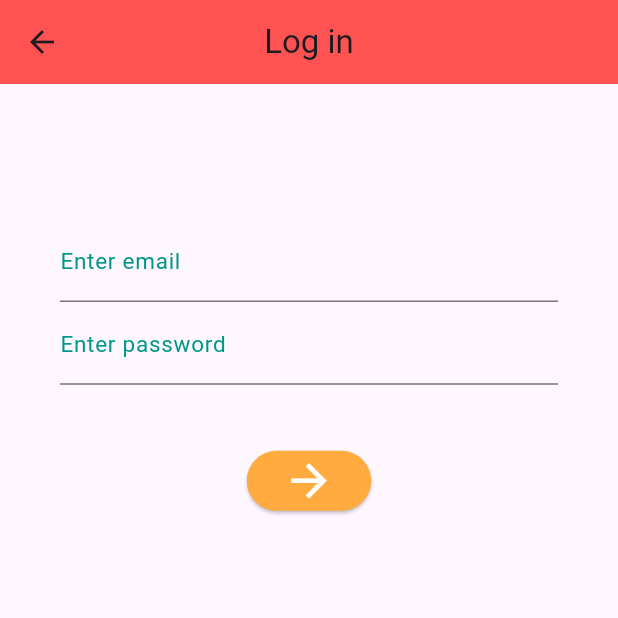
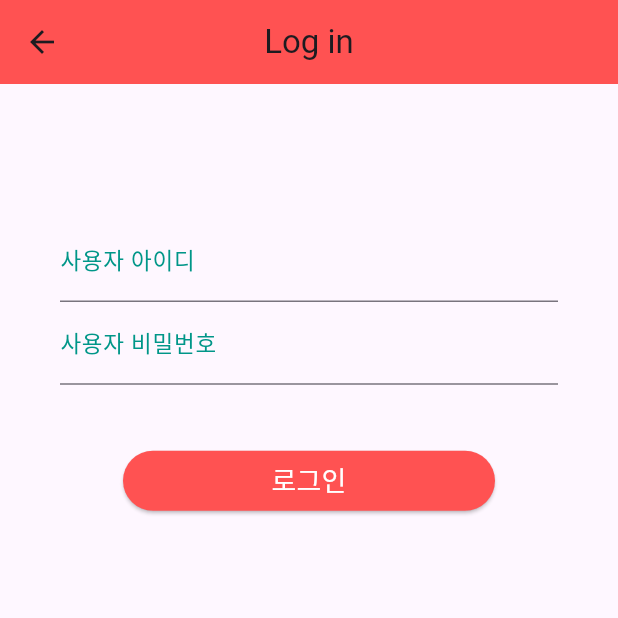
Before and after one commit to SSU-ServerProgramming-2024/alba_time, a Flutter app: the screen it shows after launch, on a phone screen of 412 x 824 dp, the top half of it. Run offline on Flutter 3.47's test engine with Material 3 defaults, Android fonts, the phone set to English and light mode, and no system bars; drawn by our look-alikes of calendar_view; our stand-ins replace auto_size_text, get; missing offline and left inert: bottom_sheet, dart:ffi.

Commit message:
Update widgets

```diff
--- a/lib/login.dart
+++ b/lib/login.dart
@@ -1,4 +1,6 @@
 import 'package:flutter/material.dart';
+
+import 'api/apiService.dart';
 
 class LoginPage extends StatefulWidget {
   @override
@@ -6,6 +8,18 @@ class LoginPage extends StatefulWidget {
 }
 
 class _LogInState extends State<LoginPage> {
+  late ApiService apiService;
+
+  final idController = TextEditingController();
+  final pwController = TextEditingController();
+
+
+  @override
+  void initState() {
+    super.initState();
+    apiService = ApiService();
+  }
+
   @override
   Widget build(BuildContext context) {
     return Scaffold(
@@ -21,7 +35,7 @@ class _LogInState extends State<LoginPage> {
       ),
       body: Column(
         children: [
-          Padding(padding: EdgeInsets.only(top: 50)),
+          const Padding(padding: EdgeInsets.only(top: 50)),
           Form(
               child: Theme(
                 data: ThemeData(
@@ -29,20 +43,22 @@ class _LogInState extends State<LoginPage> {
                     inputDecorationTheme: const InputDecorationTheme(
                         labelStyle: TextStyle(color: Colors.teal, fontSize: 15.0))),
                 child: Container(
-                    padding: EdgeInsets.all(40.0),
+                    padding: const EdgeInsets.all(40.0),
                     // 키보드가 올라와서 만약 스크린 영역을 차지하는 경우 스크롤이 되도록
                     // SingleChildScrollView으로 감싸 줌
                     child: SingleChildScrollView(
                       child: Column(
                         children: [
                           TextField(
-                            decoration: InputDecoration(labelText: 'Enter email'),
-                            keyboardType: TextInputType.emailAddress,
+                            controller: idController,
+                            decoration: InputDecoration(labelText: '사용자 아이디'),
+                            keyboardType: TextInputType.text,
                           ),
                           TextField(
+                            controller: pwController,
                             decoration:
-                            InputDecoration(labelText: 'Enter password'),
-                            keyboardType: TextInputType.text,
+                            InputDecoration(labelText: '사용자 비밀번호'),
+                            keyboardType: TextInputType.visiblePassword,
                             obscureText: true, // 비밀번호 안보이도록 하는 것
                           ),
                           const SizedBox(height: 40.0,),
@@ -50,16 +66,19 @@ class _LogInState extends State<LoginPage> {
                               minWidth: 100.0,
                               height: 50.0,
                               child: ElevatedButton(
-                                onPressed: (){
-                                  Navigator.of(context).pushNamed('/timetable');
+                                onPressed: () async {
+                                  final response = await apiService.loginAuth(idController.value.text, pwController.value.text);
+                                  if (response?.statusCode == 200) {
+                                    Navigator.of(context).pushNamed('/timetable');
+                                  }
                                 },
                                 style: ElevatedButton.styleFrom(
-                                    backgroundColor: Colors.orangeAccent
+                                    backgroundColor: Colors.redAccent,
                                 ),
-                                child: const Icon(
-                                  Icons.arrow_forward,
-                                  color: Colors.white,
-                                  size: 35.0
+                                child: Container(
+                                alignment: Alignment.center,
+                                width: 200,
+                                child: const Text('로그인', style:TextStyle(fontSize: 18, color:Colors.white))
                                 ),
                               )
                           )
--- a/lib/timeTable.dart
+++ b/lib/timeTable.dart
@@ -8,7 +8,7 @@ import 'package:get/get.dart';
 //import 'package:simkb/Src/Utility/Tool.dart';
 
 import '../model/timeBlockModel.dart';
-import '../model/tableWeekView.dart';
+import 'tableWeekView.dart';
 
 class TimeTablePage extends StatefulWidget {
   const TimeTablePage({super.key});
```
